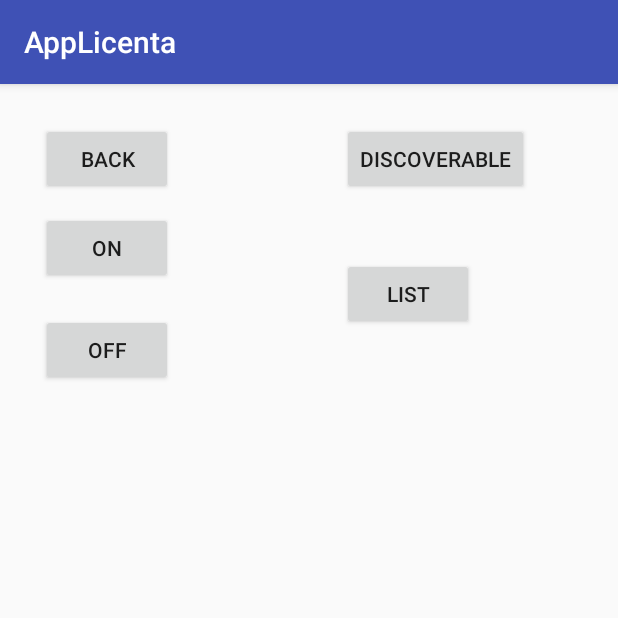
After one commit to paultarce/WorkL, an Android app: the SecondScreen screen opened directly, with no data from a screen before it, on a phone screen of 412 x 824 dp, the top half of it. The commit adds this screen. Run offline under Robolectric (Android 15) with nearby library versions, the phone set to English and light mode, and no system bars.

Commit message:
21.04 Bluetooth Android

```diff
--- a/AndroidStudioProj/app/src/main/AndroidManifest.xml
+++ b/AndroidStudioProj/app/src/main/AndroidManifest.xml
@@ -22,6 +22,8 @@
                 <category android:name="android.intent.category.LAUNCHER" />
             </intent-filter>
         </activity>
+
+        <activity android:name=".SecondScreen"> </activity>
     </application>
 
 </manifest>
--- /dev/null
+++ b/AndroidStudioProj/app/src/main/java/com/example/paul/applicenta/SecondScreen.java
@@ -0,0 +1,113 @@
+package com.example.paul.applicenta;
+
+import android.bluetooth.BluetoothAdapter;
+import android.bluetooth.BluetoothDevice;
+import android.os.Bundle;
+import android.support.annotation.Nullable;
+import android.support.v7.app.AppCompatActivity;
+import android.view.View;
+import android.widget.ArrayAdapter;
+import android.widget.Button;
+import android.util.Log;
+import android.content.Intent;
+import android.widget.ListView;
+import android.widget.Toast;
+
+
+
+import java.util.ArrayList;
+import java.util.List;
+import java.util.Set;
+
+public class SecondScreen extends AppCompatActivity {
+
+    private  static final String TAG = "SecondScreen";
+    Button b_on,b_off,b_disc,b_list;
+    ListView list;
+
+    BluetoothAdapter bluetoothAdapter;
+    private static final int REQUEST_ENABLED = 0;
+    private static final int REQUEST_DISCOVERABLE = 0;
+
+    @Override
+    protected void onCreate(@Nullable Bundle savedInstanceState) {
+        super.onCreate(savedInstanceState);
+        setContentView(R.layout.connections_layout);
+
+        Log.d(TAG,"onCreate:Starting.");
+        Button btnNavToFirst = (Button) findViewById(R.id.btnBackToMain);
+
+        btnNavToFirst.setOnClickListener(new View.OnClickListener() {
+            @Override
+            public void onClick(View v) {
+                    Log.d(TAG,"onClick: clicked btnNavToFirst.");
+
+                    Intent intent = new Intent(SecondScreen.this,MainActivity.class);
+                    startActivity(intent);
+            }
+        });
+
+        b_on = (Button)findViewById(R.id.btnON);
+        b_off = (Button)findViewById(R.id.btnOFF);
+        b_disc = (Button)findViewById(R.id.btnDiscoverable);
+        b_list = (Button)findViewById(R.id.btnList);
+
+        list = (ListView) findViewById(R.id.list);
+
+        bluetoothAdapter = BluetoothAdapter.getDefaultAdapter();
+        //check if bluettooth supportedn
+        if(bluetoothAdapter == null)
+        {
+            Toast.makeText(this, "Bluetooth not supported", Toast.LENGTH_SHORT).show();
+            finish();
+        }
+
+        b_on.setOnClickListener(new View.OnClickListener() {
+            @Override
+            public void onClick(View v) {
+                //turn on bluetooth
+                Intent intent = new Intent((BluetoothAdapter.ACTION_REQUEST_ENABLE));
+                startActivityForResult(intent,REQUEST_ENABLED);
+            }
+        });
+
+        b_off.setOnClickListener(new View.OnClickListener() {
+            @Override
+            public void onClick(View v) {
+                //turns off bluetooth
+                bluetoothAdapter.disable();
+
+            }
+        });
+
+        b_disc.setOnClickListener(new View.OnClickListener() {
+            @Override
+            public void onClick(View v) {
+                if(!bluetoothAdapter.isDiscovering())
+                {
+                    //make the device discoverable
+                    Intent intent = new Intent((BluetoothAdapter.ACTION_REQUEST_DISCOVERABLE));
+                    startActivityForResult(intent,REQUEST_DISCOVERABLE);
+                }
+            }
+        });
+
+        b_list.setOnClickListener(new View.OnClickListener() {
+            @Override
+            public void onClick(View v) {
+                //list paired devices
+                Set<BluetoothDevice> pairedDevices =  bluetoothAdapter.getBondedDevices();
+
+                ArrayList<String> devices = new ArrayList<String>();
+
+                for(BluetoothDevice bt : pairedDevices)
+                {
+                    devices.add(bt.getName());
+                }
+                ArrayAdapter arrayAdapter = new ArrayAdapter(SecondScreen.this,android.R.layout.simple_list_item_1);
+
+                list.setAdapter(arrayAdapter);
+            }
+        });
+    }
+}
--- /dev/null
+++ b/AndroidStudioProj/app/src/main/res/layout/connections_layout.xml
@@ -0,0 +1,62 @@
+<?xml version="1.0" encoding="utf-8"?>
+<RelativeLayout xmlns:android="http://schemas.android.com/apk/res/android"
+    android:layout_width="match_parent" android:layout_height="match_parent">
+
+    <Button
+        android:id="@+id/btnBackToMain"
+        android:layout_width="wrap_content"
+        android:layout_height="wrap_content"
+        android:layout_alignParentStart="true"
+        android:layout_alignParentTop="true"
+        android:layout_marginStart="27dp"
+        android:layout_marginTop="26dp"
+        android:text="BACK" />
+
+    <Button
+        android:id="@+id/btnON"
+        android:layout_width="wrap_content"
+        android:layout_height="wrap_content"
+        android:layout_alignParentTop="true"
+        android:layout_alignStart="@+id/btnBackToMain"
+        android:layout_marginTop="85dp"
+        android:text="ON" />
+
+    <Button
+        android:id="@+id/btnOFF"
+        android:layout_width="wrap_content"
+        android:layout_height="wrap_content"
+        android:layout_alignParentTop="true"
+        android:layout_alignStart="@+id/btnBackToMain"
+        android:layout_marginTop="153dp"
+        android:text="OFF" />
+
+    <Button
+        android:id="@+id/btnDiscoverable"
+        android:layout_width="wrap_content"
+        android:layout_height="wrap_content"
+        android:layout_alignParentEnd="true"
+        android:layout_alignTop="@+id/btnBackToMain"
+        android:layout_marginEnd="59dp"
+        android:text="Discoverable" />
+
+    <Button
+        android:id="@+id/btnList"
+        android:layout_width="wrap_content"
+        android:layout_height="wrap_content"
+        android:layout_alignParentTop="true"
+        android:layout_alignStart="@+id/btnDiscoverable"
+        android:layout_marginTop="116dp"
+        android:text="List" />
+
+    <ListView
+        android:id="@+id/list"
+        android:layout_width="match_parent"
+        android:layout_height="304dp"
+        android:layout_alignParentStart="true"
+        android:layout_alignParentTop="true"
+        android:layout_marginTop="207dp">
+
+    </ListView>
+
+
+</RelativeLayout>
--- a/AndroidStudioProj/app/src/main/res/menu/menu_main.xml
+++ b/AndroidStudioProj/app/src/main/res/menu/menu_main.xml
@@ -7,4 +7,5 @@
         android:orderInCategory="100"
         android:title="@string/action_settings"
         app:showAsAction="never" />
+
 </menu>
```
Also changed, not shown: AndroidStudioProj/app/src/main/java/com/example/paul/applicenta/MainActivity.java (+20 -0 lines), AndroidStudioProj/app/src/main/res/layout/content_main.xml (+8 -0 lines).
